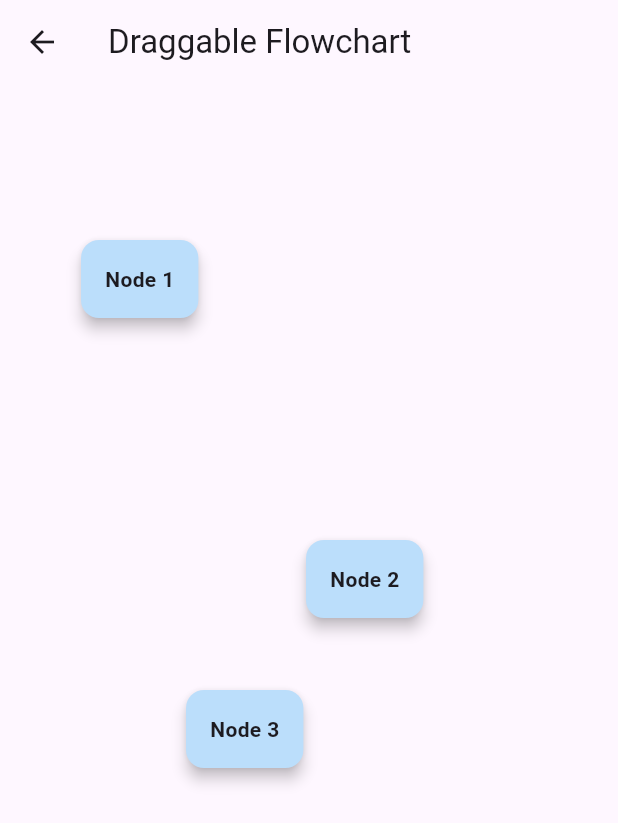
After one commit to JaneGuoS/learning-helper-app, a Flutter app: the DraggableFlowchartScreen screen opened directly, on a phone screen of 412 x 824 dp. The commit adds this screen. Shown: the top 823 px of the screen. Run offline on Flutter 3.47's test engine with Material 3 defaults, Android fonts, the phone set to English and light mode, and no system bars.

Commit message:
add draggable support

```diff
--- /dev/null
+++ b/lib/draggable_flowchart_screen.dart
@@ -0,0 +1,63 @@
+import 'package:flutter/material.dart';
+
+class DraggableFlowchartScreen extends StatefulWidget {
+  @override
+  _DraggableFlowchartScreenState createState() => _DraggableFlowchartScreenState();
+}
+
+class _DraggableFlowchartScreenState extends State<DraggableFlowchartScreen> {
+  // Example node data: each node has a label and position
+  List<_NodeData> nodes = [
+    _NodeData(label: 'Node 1', position: Offset(50, 100)),
+    _NodeData(label: 'Node 2', position: Offset(200, 300)),
+    _NodeData(label: 'Node 3', position: Offset(120, 400)),
+  ];
+
+  @override
+  Widget build(BuildContext context) {
+    return Scaffold(
+      appBar: AppBar(title: Text('Draggable Flowchart')),
+      body: Stack(
+        children: [
+          // Draw nodes
+          for (int i = 0; i < nodes.length; i++)
+            Positioned(
+              left: nodes[i].position.dx,
+              top: nodes[i].position.dy,
+              child: GestureDetector(
+                onPanUpdate: (details) {
+                  setState(() {
+                    nodes[i].position += details.delta;
+                  });
+                },
+                child: _FlowchartNode(label: nodes[i].label),
+              ),
+            ),
+        ],
+      ),
+    );
+  }
+}
+
+class _NodeData {
+  String label;
+  Offset position;
+  _NodeData({required this.label, required this.position});
+}
+
+class _FlowchartNode extends StatelessWidget {
+  final String label;
+  const _FlowchartNode({required this.label});
+
+  @override
+  Widget build(BuildContext context) {
+    return Card(
+      elevation: 4,
+      color: Colors.blue[100],
+      child: Padding(
+        padding: const EdgeInsets.all(16.0),
+        child: Text(label, style: TextStyle(fontWeight: FontWeight.bold)),
+      ),
+    );
+  }
+}
--- a/lib/main.dart
+++ b/lib/main.dart
@@ -46,7 +46,6 @@ class MyApp extends StatelessWidget {
   }
 }
 
-
 class WorkflowGeneratorScreen extends StatefulWidget {
   const WorkflowGeneratorScreen({super.key});
 
@@ -55,25 +54,23 @@ class WorkflowGeneratorScreen extends StatefulWidget {
 }
 
 class _WorkflowGeneratorScreenState extends State<WorkflowGeneratorScreen> {
-    // 1. Create a ScrollController
   final ScrollController _listScrollController = ScrollController();
   final TextEditingController _promptController = TextEditingController();
-  // ADD THIS variable to force-refresh the list
   Key _listKey = UniqueKey();
-
-  // State: Now using a List of our custom class 'WorkflowStep'
   List<WorkflowStep> _steps = [];
   bool _isLoading = false;
-
-  // Add a toggle to select backend
-  bool _useGemini = true; // true = Gemini, false = DeepSeek
-
-  // *** PASTE YOUR GEMINI API KEY HERE ***
+  bool _useGemini = true;
   final String _apiKey = "AIzaSyCpLMWak0THJIeAduww7fZM0SePiqTgt2Y";
 
-  // --- LOGIC: CALL AI ---
+  @override
+  void dispose() {
+    _listScrollController.dispose();
+    _promptController.dispose();
+    super.dispose();
+  }
+
   Future<void> _generateWorkflow() async {
-    FocusScope.of(context).unfocus(); // Closes the keyboard automatically
+    FocusScope.of(context).unfocus();
     final problem = _promptController.text.trim();
     if (problem.isEmpty) return;
     setState(() {
@@ -92,6 +89,8 @@ class _WorkflowGeneratorScreenState extends State<WorkflowGeneratorScreen> {
       setState(() { _isLoading = false; });
     }
   }
+
+
 
   // Helper for Gemini
   Future<void> _generateWithGemini(String problem) async {
@@ -125,7 +124,7 @@ class _WorkflowGeneratorScreenState extends State<WorkflowGeneratorScreen> {
             headers: {"Content-Type": "application/json"},
             body: jsonEncode(requestBody),
           );
-          if (response != null && response.statusCode == 200) {
+          if (response.statusCode == 200) {
             usedModel = modelName;
             final data = jsonDecode(response.body);
             final String rawJsonText = data['candidates'][0]['content']['parts'][0]['text'];
@@ -316,12 +315,6 @@ String _extractJsonFromResponse(String response) {
     );
   }
 
-    @override
-  void dispose() {
-  _listScrollController.dispose();
-  _promptController.dispose();
-  super.dispose();
-  }
 
   // Removed unused _handleSubmit method.
 
@@ -445,6 +438,7 @@ String _extractJsonFromResponse(String response) {
   }
 }
 
+// Move DeepSeekStreamService to top-level, outside any widget/class
 class DeepSeekStreamService {
   final String apiKey = "sk-5c6ca16010da4970b161f9fa50255e5b";
   final String apiUrl = "https://api.deepseek.com/chat/completions";
```
